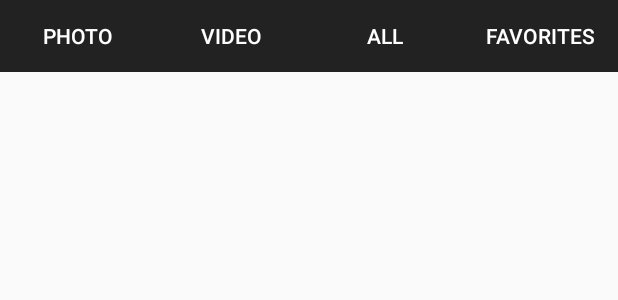
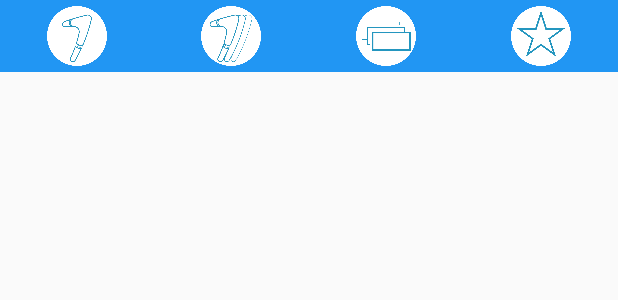
Before and after one commit to dannogo/swipe, an Android app: the layout filter_tab.xml on its own in the app's theme, with its tools: preview values and no code run, on a phone screen of 412 x 824 dp. Shown: the top 300 px of the screen. Run offline under Robolectric (Android 15) with nearby library versions, the phone set to English and light mode, and no system bars.

Commit message:
Skin changed, icons into filter bar added

```diff
--- a/app/src/main/res/layout/filter_tab.xml
+++ b/app/src/main/res/layout/filter_tab.xml
@@ -3,48 +3,92 @@
     android:orientation="horizontal"
     android:layout_width="match_parent"
     android:layout_height="48dp"
-    android:background="@color/primaryColor"
+    android:background="@color/app_skin"
     android:weightSum="4"
     android:layout_below="@+id/recyclerViewPreviews"
     >
 
-    <Button
-        android:text="Photo"
-        android:id="@+id/photo_filter"
+        <!--android:text="Photo"-->
+        <!--android:textColor="@drawable/filter_button_reaction"-->
+    <LinearLayout
+        android:orientation="horizontal"
+        android:id="@+id/photo_filter_wrap"
         android:layout_width="0dp"
         android:layout_height="match_parent"
         android:layout_weight="1"
+        android:paddingTop="4dp"
+        android:paddingBottom="4dp"
+        >
+        <ImageButton
+            android:src="@drawable/photo_off"
+            android:id="@+id/photo_filter"
+            android:layout_width="match_parent"
+            android:layout_height="match_parent"
+            android:scaleType="centerInside"
             android:background="@android:color/transparent"
-        android:textColor="@drawable/filter_button_reaction"
             />
+    </LinearLayout>
 
-    <Button
-        android:text="Video"
-        android:id="@+id/video_filter"
+        <!--android:text="Video"-->
+        <!--android:textColor="@drawable/filter_button_reaction"-->
+    <LinearLayout
+        android:orientation="horizontal"
+        android:id="@+id/video_filter_wrap"
         android:layout_width="0dp"
         android:layout_height="match_parent"
         android:layout_weight="1"
+        android:paddingTop="4dp"
+        android:paddingBottom="4dp"
+        >
+        <ImageButton
+            android:src="@drawable/video_off"
+            android:id="@+id/video_filter"
+            android:layout_width="match_parent"
+            android:layout_height="match_parent"
+            android:scaleType="centerInside"
             android:background="@android:color/transparent"
-        android:textColor="@drawable/filter_button_reaction"
             />
-
-    <Button
-        android:text="All"
-        android:id="@+id/without_filter"
+    </LinearLayout>
+        <!--android:text="All"-->
+        <!--android:textColor="@drawable/filter_button_reaction"-->
+    <LinearLayout
+        android:orientation="horizontal"
+        android:id="@+id/without_filter_wrap"
         android:layout_width="0dp"
         android:layout_height="match_parent"
         android:layout_weight="1"
+        android:paddingTop="4dp"
+        android:paddingBottom="4dp"
         android:background="@android:color/transparent"
-        android:textColor="@drawable/filter_button_reaction"
+        >
+        <ImageButton
+            android:src="@drawable/all_off"
+            android:id="@+id/without_filter"
+            android:layout_width="match_parent"
+            android:layout_height="match_parent"
+            android:scaleType="centerInside"
+            android:background="@android:color/transparent"
             />
 
-    <Button
-        android:text="Favorites"
-        android:id="@+id/favorites_filter"
+    </LinearLayout>
+        <!--android:text="Favorites"-->
+        <!--android:textColor="@drawable/filter_button_reaction"-->
+    <LinearLayout
+        android:orientation="horizontal"
+        android:id="@+id/favorites_filter_wrap"
         android:layout_width="0dp"
         android:layout_height="match_parent"
         android:layout_weight="1"
+        android:paddingTop="4dp"
+        android:paddingBottom="4dp"
+        >
+        <ImageButton
+            android:src="@drawable/favorites_off"
+            android:id="@+id/favorites_filter"
+            android:layout_width="match_parent"
+            android:layout_height="match_parent"
+            android:scaleType="centerInside"
             android:background="@android:color/transparent"
-        android:textColor="@drawable/filter_button_reaction"
             />
     </LinearLayout>
+</LinearLayout>
--- a/app/src/main/res/values/colors.xml
+++ b/app/src/main/res/values/colors.xml
@@ -7,4 +7,7 @@
     <color name="cyan">#3949AB</color>
     <color name="pressedButtonInFilterTab">#555</color>
     <color name="pressedMenuItem">#DDD</color>
+    <color name="app_skin">#2196F3</color>
+    <color name="favorites_skin">#9E9E9E</color>
+    <color name="red">#F00</color>
 </resources>
```
Also changed, not shown: app/src/main/java/com/sqisland/swipe/PreviewActivity.java (+87 -20 lines), app/src/main/java/com/sqisland/swipe/SwipeActivity.java (+8 -0 lines), app/src/main/res/drawable/all_off.png (added), app/src/main/res/drawable/all_on.png (added), app/src/main/res/drawable/favorites_off.png (added), app/src/main/res/drawable/favorites_on.png (added), app/src/main/res/drawable/favorites_on_yellow.png (added), app/src/main/res/drawable/photo_off.png (added), app/src/main/res/drawable/photo_on.png (added), app/src/main/res/drawable/video_off.png (added), app/src/main/res/drawable/video_on.png (added), 2 other files. Lines whose indentation alone changed are shown as unchanged.
